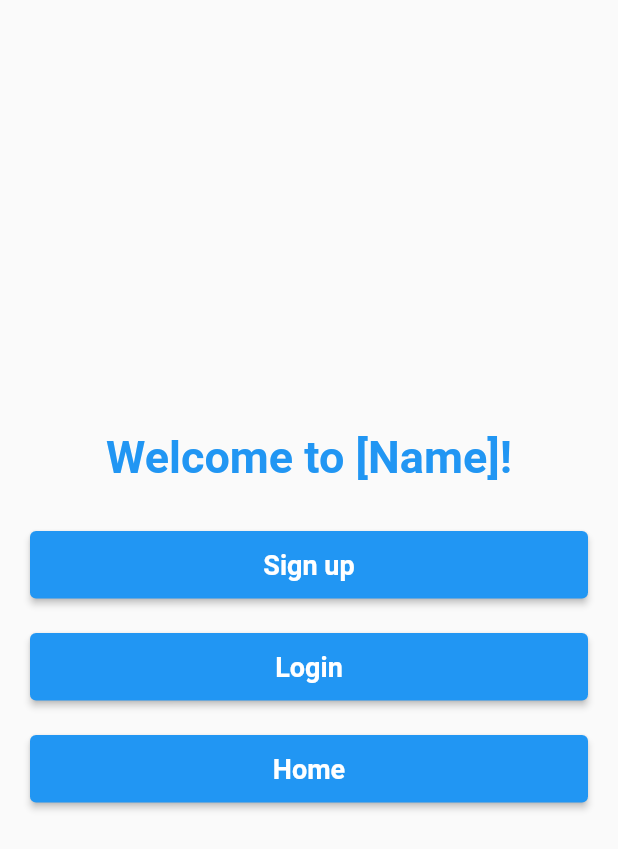
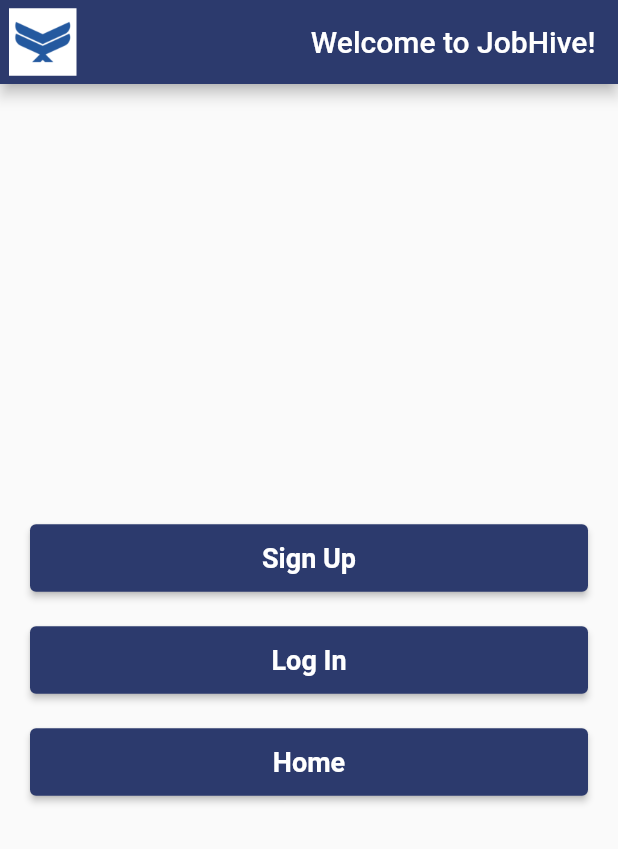
Before and after one commit to ASE-485-Job-Search-Team/ase485jobsearch-frontend, a Flutter app: the screen it shows after launch, on a phone screen of 412 x 824 dp. Shown: the top 849 px of the screen. Run offline on Flutter 3.47's test engine with Material 2 defaults, Android fonts, the phone set to English and light mode, and no system bars; our stand-ins replace file_picker, pie_chart.

Commit message:
Full update of branch

```diff
--- a/lib/main.dart
+++ b/lib/main.dart
@@ -2,6 +2,7 @@ import 'dart:convert';
 import 'package:flutter/material.dart';
 import 'package:file_picker/file_picker.dart';
 import 'package:jobsearchmobile/screens/main_layout.dart';
+import 'package:jobsearchmobile/screens/home/widgets/custom_app_bar.dart';
 
 void main() => runApp(MyApp());
 
@@ -50,29 +51,23 @@ class _LandingPageState extends State<LandingPage> {
   @override
   Widget build(BuildContext context) {
     return Scaffold(
+      appBar: CustomAppBar(title: "Welcome to JobHive!"),
       body: Container(
         padding: EdgeInsets.symmetric(horizontal: 20.0),
         child: Column(
           mainAxisAlignment: MainAxisAlignment.center,
           crossAxisAlignment: CrossAxisAlignment.stretch,
           children: [
-            Text(
-              'Welcome to [Name]!',
-              style: Theme.of(context).textTheme.displayLarge,
-              textAlign: TextAlign.center,
-            ),
-            SizedBox(height: 30.0),
             ElevatedButton(
               onPressed: () {
                 // Navigate to sign up page
                 Navigator.pushNamed(context, '/signup');
               },
-              child: Text('Sign up'),
+              child: Text('Sign Up'),
               style: ButtonStyle(
-                backgroundColor:
-                    MaterialStateProperty.all(Theme.of(context).primaryColor),
+                backgroundColor: MaterialStateProperty.all(Color(0xFF2c3a6d)),
                 padding: MaterialStateProperty.all(
-                    EdgeInsets.symmetric(vertical: 12.0)),
+                    EdgeInsets.symmetric(vertical: 12.0, horizontal: 24.0)),
               ),
             ),
             SizedBox(height: 20.0),
@@ -81,12 +76,11 @@ class _LandingPageState extends State<LandingPage> {
                 // Navigate to login page
                 Navigator.pushNamed(context, '/login');
               },
-              child: Text('Login'),
+              child: Text('Log In'),
               style: ButtonStyle(
-                backgroundColor:
-                    MaterialStateProperty.all(Theme.of(context).primaryColor),
+                backgroundColor: MaterialStateProperty.all(Color(0xFF2c3a6d)),
                 padding: MaterialStateProperty.all(
-                    EdgeInsets.symmetric(vertical: 12.0)),
+                    EdgeInsets.symmetric(vertical: 12.0, horizontal: 24.0)),
               ),
             ),
             SizedBox(height: 20.0),
@@ -97,10 +91,9 @@ class _LandingPageState extends State<LandingPage> {
               },
               child: Text('Home'),
               style: ButtonStyle(
-                backgroundColor:
-                    MaterialStateProperty.all(Theme.of(context).primaryColor),
+                backgroundColor: MaterialStateProperty.all(Color(0xFF2c3a6d)),
                 padding: MaterialStateProperty.all(
-                    EdgeInsets.symmetric(vertical: 12.0)),
+                    EdgeInsets.symmetric(vertical: 12.0, horizontal: 24.0)),
               ),
             ),
           ],
@@ -179,9 +172,7 @@ class _SignUpPageState extends State<SignUpPage> {
   @override
   Widget build(BuildContext context) {
     return Scaffold(
-        appBar: AppBar(
-          title: Text('Sign up'),
-        ),
+        appBar: CustomAppBar(title: "Sign Up"),
         body: Form(
             key: _formKey,
             child: Padding(
@@ -206,11 +197,11 @@ class _SignUpPageState extends State<SignUpPage> {
                       child: Column(
                         children: <Widget>[
                           Text(
-                            'Sign up',
+                            'Sign Up',
                             style: TextStyle(
                               fontSize: 24.0,
                               fontWeight: FontWeight.bold,
-                            ),
+                              color: Color(0xFF2c3a6d)),
                           ),
                           SizedBox(height: 16.0),
                           TextFormField(
@@ -266,6 +257,10 @@ class _SignUpPageState extends State<SignUpPage> {
                           ElevatedButton(
                             onPressed: _handleSignUp,
                             child: Text('Sign up'),
+                            style: ButtonStyle(
+                              backgroundColor: MaterialStateProperty.all(Color(0xFF2c3a6d)),
+                              padding: MaterialStateProperty.all(EdgeInsets.symmetric(vertical: 12.0, horizontal: 24.0)),
+                            ),
                           ),
                         ],
                       ),
@@ -315,9 +310,7 @@ class _LoginPageState extends State<LoginPage> {
   @override
   Widget build(BuildContext context) {
     return Scaffold(
-      appBar: AppBar(
-        title: Text('Login'),
-      ),
+      appBar: CustomAppBar(title: "Log In"),
       body: Form(
         key: _formKey,
         child: Padding(
@@ -346,6 +339,7 @@ class _LoginPageState extends State<LoginPage> {
                         style: TextStyle(
                           fontSize: 24.0,
                           fontWeight: FontWeight.bold,
+                          color: (Color(0xFF2c3a6d))
                         ),
                       ),
                       SizedBox(height: 16.0),
@@ -373,6 +367,10 @@ class _LoginPageState extends State<LoginPage> {
                       ElevatedButton(
                         onPressed: _handleLogin,
                         child: Text('Login'),
+                        style: ButtonStyle(
+                          backgroundColor: MaterialStateProperty.all(Color(0xFF2c3a6d)),
+                          padding: MaterialStateProperty.all(EdgeInsets.symmetric(vertical: 12.0, horizontal: 24.0)),
+                        ),
                       ),
                     ],
                   ),
--- a/lib/screens/home/user_home_page.dart
+++ b/lib/screens/home/user_home_page.dart
@@ -1,4 +1,5 @@
 import 'package:flutter/material.dart';
+import 'package:jobsearchmobile/screens/home/widgets/custom_app_bar.dart';
 import 'package:jobsearchmobile/screens/home/widgets/search_bar.dart';
 import 'package:jobsearchmobile/screens/home/widgets/tag_list.dart';
 
@@ -17,8 +18,8 @@ class UserHomePage extends StatelessWidget {
         child: Column(
           mainAxisAlignment: MainAxisAlignment.start,
           crossAxisAlignment: CrossAxisAlignment.start,
-          children: const [
-            HomeAppBar(),
+          children: [
+            CustomAppBar(title: "Home"),
             HomeSearchBar(),
             TagList(),
             HomeJobPostingList(),
--- a/lib/screens/home/widgets/app_bar.dart
+++ b/lib/screens/home/widgets/app_bar.dart
@@ -5,7 +5,9 @@ class HomeAppBar extends StatelessWidget {
 
   @override
   Widget build(BuildContext context) {
-    return Row(
+    return Padding(
+      padding: EdgeInsets.only(top: MediaQuery.of(context).padding.top + 10, left: 16, right: 16),
+      child: Row(
         mainAxisAlignment: MainAxisAlignment.spaceBetween,
         crossAxisAlignment: CrossAxisAlignment.center,
         children: [
@@ -24,8 +26,10 @@ class HomeAppBar extends StatelessWidget {
           const CircleAvatar(
               backgroundImage: NetworkImage(
                   'https://flowbite.com/docs/images/people/profile-picture-5.jpg'),
+              backgroundColor: (Color(0xFF2c3a6d))
           ),
         ],
+      ),
     );
   }
 }
--- /dev/null
+++ b/lib/screens/home/widgets/custom_app_bar.dart
@@ -0,0 +1,45 @@
+import 'package:flutter/material.dart';
+
+class CustomAppBar extends StatelessWidget implements PreferredSizeWidget {
+  final String title;
+  final String logoAssetPath = "assets/images/logo.png";
+
+  CustomAppBar({required this.title});
+
+  @override
+  Size get preferredSize => const Size.fromHeight(kToolbarHeight);
+
+  @override
+  Widget build(BuildContext context) {
+    return AppBar(
+      backgroundColor: Color(0xFF2c3a6d),
+      titleSpacing: 0.0,
+      automaticallyImplyLeading: false, // Disable the automatic back button
+      title: Row(
+        mainAxisAlignment: MainAxisAlignment.spaceBetween,
+        children: [
+          Padding(
+            padding: const EdgeInsets.all(6.0),
+            child: Container(
+              color: Colors.white,
+              child: Image.asset(
+                logoAssetPath,
+                fit: BoxFit.contain,
+                height: 45,
+              ),
+            ),
+          ),
+          Padding(
+            padding: const EdgeInsets.all(15.0),
+            child: Container(
+              child: Text(
+                title,
+                style: TextStyle(fontSize: 20),
+              ),
+            ),
+          ),
+        ],
+      ),
+    );
+  }
+}
--- a/lib/screens/main_layout.dart
+++ b/lib/screens/main_layout.dart
@@ -47,7 +47,7 @@ class _MainAppLayoutState extends State<MainAppLayout> {
           ),
         ],
         currentIndex: _selectedIndex,
-        selectedItemColor: Colors.blue[800],
+        selectedItemColor: Color(0xFF2c3a6d),
         onTap: _onItemTapped,
         backgroundColor: Colors.white,
       ),
--- a/lib/screens/my_applications/widgets/create_app_button.dart
+++ b/lib/screens/my_applications/widgets/create_app_button.dart
@@ -8,7 +8,7 @@ class CreateAppButton extends StatelessWidget {
   @override
   Widget build(BuildContext context) {
     return Padding(
-      padding: const EdgeInsets.all(8.0),
+      padding: const EdgeInsets.all(1.5),
       child: ElevatedButton(
         onPressed: () {
           Navigator.push(
@@ -18,8 +18,8 @@ class CreateAppButton extends StatelessWidget {
         },
         child: Text('Create Application'),
         style: ButtonStyle(
-          backgroundColor: MaterialStateProperty.all(Theme.of(context).primaryColor),
-          padding: MaterialStateProperty.all(EdgeInsets.symmetric(vertical: 12.0, horizontal: 24.0)),
+          backgroundColor: MaterialStateProperty.all(Color(0xFF2c3a6d)),
+          padding: MaterialStateProperty.all(EdgeInsets.symmetric(vertical: 6.0, horizontal: 12.0)),
         ),
       ),
     );
--- a/pubspec.yaml
+++ b/pubspec.yaml
@@ -63,6 +63,7 @@ dev_dependencies:
 # The following section is specific to Flutter packages.
 flutter:
 
+
   # The following line ensures that the Material Icons font is
   # included with your application, so that you can use the icons in
   # the material Icons class.
@@ -72,7 +73,8 @@ flutter:
   # assets:
   #   - images/a_dot_burr.jpeg
   #   - images/a_dot_ham.jpeg
-
+  assets:
+    - assets/images/logo.png
   # An image asset can refer to one or more resolution-specific "variants", see
   # https://flutter.dev/assets-and-images/#resolution-aware
 
```
Also changed, not shown: lib/screens/home/widgets/job_detail.dart (+24 -3 lines), lib/screens/my_applications/my_applications.dart (+8 -0 lines), lib/screens/my_applications/pages/job_app_create_form.dart (+17 -3 lines), lib/screens/my_applications/widgets/resume_upload_button.dart (+14 -3 lines), assets/images/logo.png (added), pubspec.lock. Lines whose indentation alone changed are shown as unchanged.
